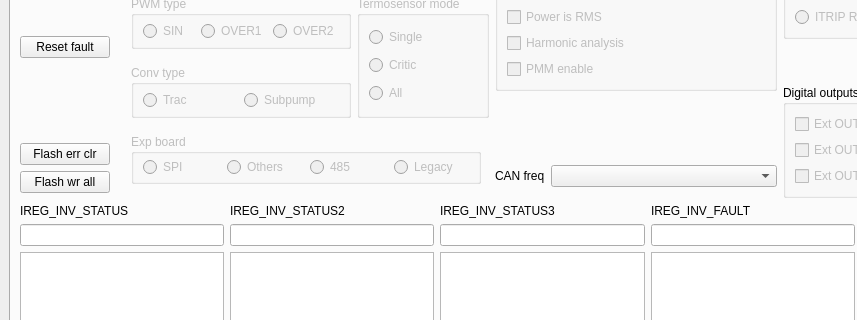
Old version of the form mainwindow.ui in the repository totktobroditvokrug/EL205-QT; both pictures show x 0 to 857 and y 215 to 535 of the 1085 by 722 pixel window.
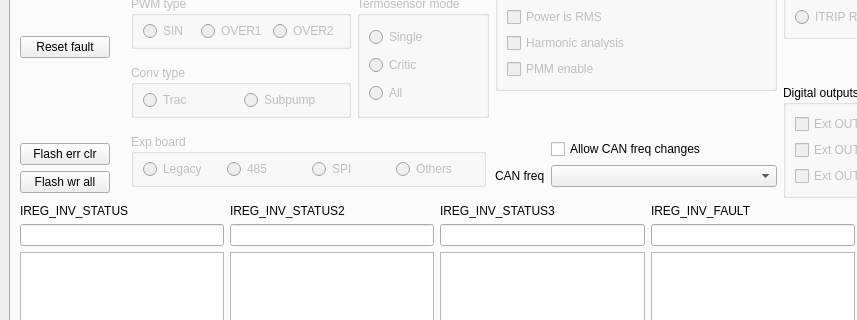
New version of the form. Custom widgets are drawn as their Qt base class.

```diff
--- a/mainwindow.ui
+++ b/mainwindow.ui
@@ -1683,14 +1683,14 @@
                 <number>5</number>
                </property>
                <item>
-                <widget class="QRadioButton" name="radioButton_27">
+                <widget class="QRadioButton" name="radioButton_trac">
                  <property name="text">
                   <string>Trac</string>
                  </property>
                 </widget>
                </item>
                <item>
-                <widget class="QRadioButton" name="radioButton_26">
+                <widget class="QRadioButton" name="radioButton_subpump">
                  <property name="text">
                   <string>Subpump</string>
                  </property>
@@ -1712,7 +1712,7 @@
               </property>
               <property name="minimumSize">
                <size>
-                <width>350</width>
+                <width>355</width>
                 <height>50</height>
                </size>
               </property>
@@ -1722,58 +1722,42 @@
               <property name="alignment">
                <set>Qt::AlignLeading|Qt::AlignLeft|Qt::AlignTop</set>
               </property>
-              <widget class="QRadioButton" name="radioButton_expSPI">
-               <property name="geometry">
-                <rect>
-                 <x>12</x>
-                 <y>23</y>
-                 <width>46</width>
-                 <height>20</height>
-                </rect>
+              <layout class="QHBoxLayout" name="horizontalLayout_19">
+               <property name="topMargin">
+                <number>5</number>
                </property>
-               <property name="text">
-                <string>SPI</string>
+               <property name="bottomMargin">
+                <number>5</number>
                </property>
-              </widget>
-              <widget class="QRadioButton" name="radioButton_expOthers">
-               <property name="geometry">
-                <rect>
-                 <x>96</x>
-                 <y>23</y>
-                 <width>65</width>
-                 <height>20</height>
-                </rect>
-               </property>
-               <property name="text">
-                <string>Others</string>
-               </property>
-              </widget>
-              <widget class="QRadioButton" name="radioButton_exp485">
-               <property name="geometry">
-                <rect>
-                 <x>179</x>
-                 <y>23</y>
-                 <width>48</width>
-                 <height>20</height>
-                </rect>
-               </property>
-               <property name="text">
-                <string>485</string>
-               </property>
-              </widget>
-              <widget class="QRadioButton" name="radioButton_expLegacy">
-               <property name="geometry">
-                <rect>
-                 <x>263</x>
-                 <y>23</y>
-                 <width>66</width>
-                 <height>20</height>
-                </rect>
-               </property>
-               <property name="text">
-                <string>Legacy</string>
-               </property>
-              </widget>
+               <item>
+                <widget class="QRadioButton" name="radioButton_expLegacy">
+                 <property name="text">
+                  <string>Legacy</string>
+                 </property>
+                </widget>
+               </item>
+               <item>
+                <widget class="QRadioButton" name="radioButton_exp485">
+                 <property name="text">
+                  <string>485</string>
+                 </property>
+                </widget>
+               </item>
+               <item>
+                <widget class="QRadioButton" name="radioButton_expSPI">
+                 <property name="text">
+                  <string>SPI</string>
+                 </property>
+                </widget>
+               </item>
+               <item>
+                <widget class="QRadioButton" name="radioButton_expOthers">
+                 <property name="text">
+                  <string>Others</string>
+                 </property>
+                </widget>
+               </item>
+              </layout>
              </widget>
             </item>
            </layout>
@@ -1896,15 +1880,22 @@
               <property name="bottomMargin">
                <number>4</number>
               </property>
-              <item row="1" column="0">
+              <item row="2" column="0">
                <widget class="QLabel" name="label_10">
                 <property name="text">
                  <string>CAN freq</string>
                 </property>
                </widget>
               </item>
+              <item row="2" column="1">
+               <widget class="QComboBox" name="comboBox_canFreqInv"/>
+              </item>
               <item row="1" column="1">
-               <widget class="QComboBox" name="comboBox"/>
+               <widget class="QCheckBox" name="checkBox_allowCAN_freqChanges">
+                <property name="text">
+                 <string>Allow CAN freq changes</string>
+                </property>
+               </widget>
               </item>
              </layout>
             </item>
```
